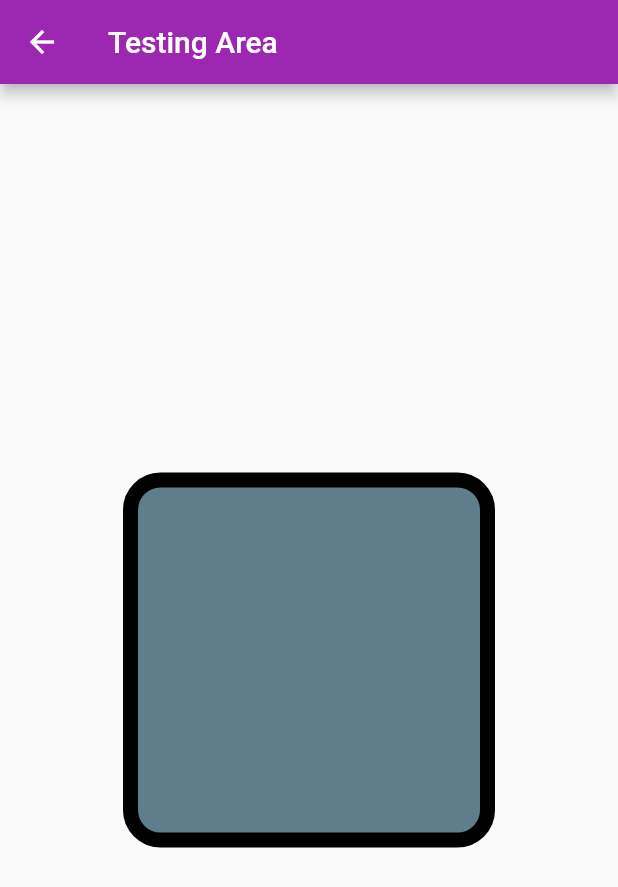
After one commit to Taiyob/sho-app-getx, a Flutter app: the screen it shows after launch, after a tap on "Elevated Button", on a phone screen of 412 x 824 dp. The commit adds this screen. Shown: the top 887 px of the screen. Run offline on Flutter 3.47's test engine with Material 2 defaults, Android fonts, the light colour scheme and no system bars; our stand-ins replace get.

Commit message:
testing purpose

```diff
--- /dev/null
+++ b/lib/testsForworking/forButtonLinkIssues.dart
@@ -0,0 +1,34 @@
+import 'package:flutter/material.dart';
+
+class ForButtonLink extends StatefulWidget {
+  const ForButtonLink({Key? key}) : super(key: key);
+
+  @override
+  State<ForButtonLink> createState() => _ForButtonLinkState();
+}
+
+class _ForButtonLinkState extends State<ForButtonLink> {
+  @override
+  Widget build(BuildContext context) {
+    return Scaffold(
+      appBar: AppBar(
+        title: Text('Testing Area'),
+      ),
+      body: Center(
+        child: Padding(
+          padding: const EdgeInsets.all(80.0),
+          child: Container(
+            height: 250,
+            width: 250,
+            margin: EdgeInsets.all(2),
+            decoration: BoxDecoration(
+              color: Colors.blueGrey,
+              border: Border.all(width: 10),
+              borderRadius: BorderRadius.circular(25),
+            ),
+          ),
+        ),
+      ),
+    );
+  }
+}
--- a/lib/users/authentication/log_in_screen.dart
+++ b/lib/users/authentication/log_in_screen.dart
@@ -1,6 +1,7 @@
 import 'package:flutter/material.dart';
 import 'package:get/get.dart';
 import 'package:get/get_state_manager/get_state_manager.dart';
+import 'package:shop_app_getx/testsForworking/forButtonLinkIssues.dart';
 
 class LogInScreen extends StatefulWidget {
   const LogInScreen({Key? key}) : super(key: key);
@@ -147,6 +148,13 @@ class _LogInScreenState extends State<LogInScreen> {
                                 ],
                               ),
                             ),
+                               ElevatedButton(
+                                child: Text('Elevated Button'),
+                                onPressed: (){
+                                  Navigator.push(context, MaterialPageRoute(builder: (context)=>ForButtonLink()));
+                                  //ForButtonLink();
+                                },
+                              ),
                           ],
                         ),
                       ),
```
